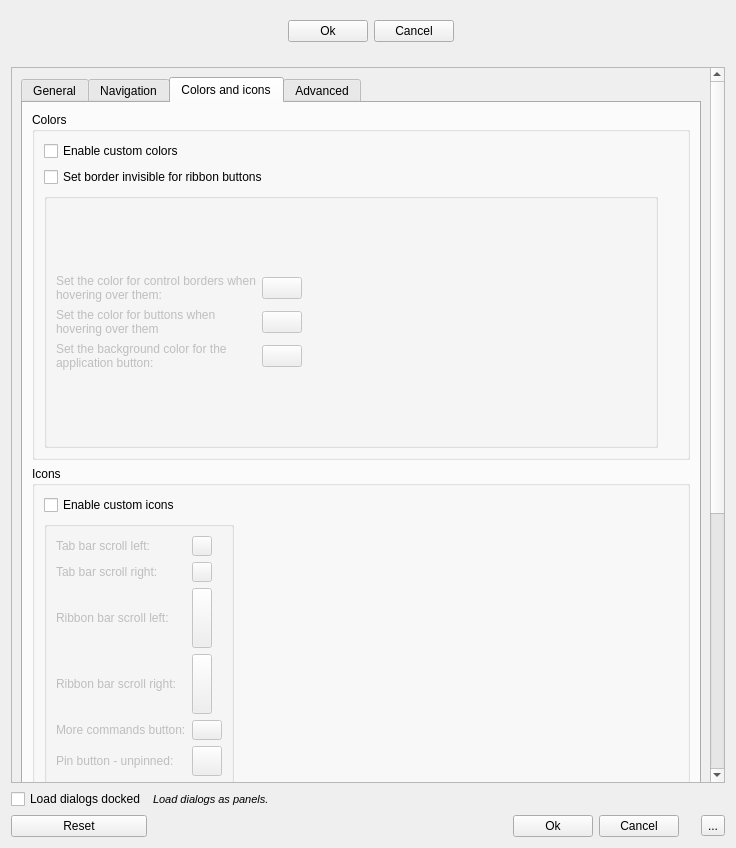
APEbbers/FreeCAD-Ribbon, file Resources/ui/Settings.ui: the form before one commit.
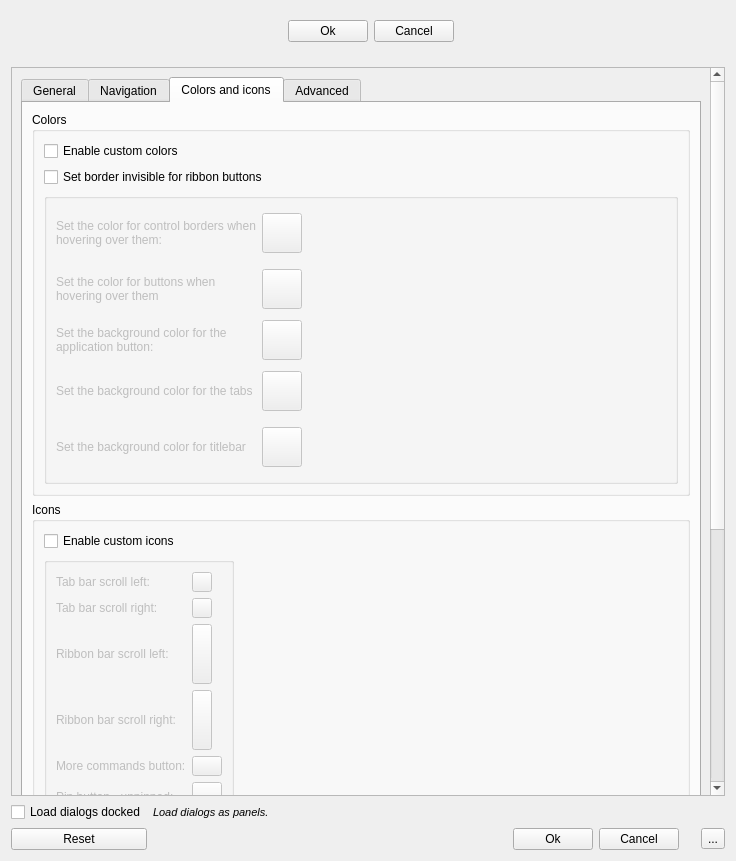
The form after the commit. The open tabs and pages were chosen to show the change. Custom widgets are drawn as their Qt base class.

Commit message: Add extra color settings - 1

Diff of the .ui file:
```diff
--- a/Resources/ui/Settings.ui
+++ b/Resources/ui/Settings.ui
@@ -10,7 +10,7 @@
     <x>0</x>
     <y>0</y>
     <width>736</width>
-    <height>848</height>
+    <height>861</height>
    </rect>
   </property>
   <property name="sizePolicy">
@@ -76,7 +76,7 @@
             <string notr="true"/>
            </property>
            <property name="currentIndex">
-            <number>3</number>
+            <number>2</number>
            </property>
            <property name="elideMode">
             <enum>Qt::TextElideMode::ElideRight</enum>
@@ -1774,26 +1774,6 @@
                 <string>Icons</string>
                </property>
                <layout class="QGridLayout" name="gridLayout_23">
-                <item row="0" column="0">
-                 <widget class="QCheckBox" name="CustomIcons">
-                  <property name="text">
-                   <string>Enable custom icons</string>
-                  </property>
-                 </widget>
-                </item>
-                <item row="1" column="1">
-                 <spacer name="horizontalSpacer_6">
-                  <property name="orientation">
-                   <enum>Qt::Orientation::Horizontal</enum>
-                  </property>
-                  <property name="sizeHint" stdset="0">
-                   <size>
-                    <width>40</width>
-                    <height>20</height>
-                   </size>
-                  </property>
-                 </spacer>
-                </item>
                 <item row="1" column="0">
                  <widget class="QGroupBox" name="IconS">
                   <property name="enabled">
@@ -2055,6 +2035,26 @@
                   </layout>
                  </widget>
                 </item>
+                <item row="0" column="0">
+                 <widget class="QCheckBox" name="CustomIcons">
+                  <property name="text">
+                   <string>Enable custom icons</string>
+                  </property>
+                 </widget>
+                </item>
+                <item row="1" column="1">
+                 <spacer name="horizontalSpacer_6">
+                  <property name="orientation">
+                   <enum>Qt::Orientation::Horizontal</enum>
+                  </property>
+                  <property name="sizeHint" stdset="0">
+                   <size>
+                    <width>40</width>
+                    <height>20</height>
+                   </size>
+                  </property>
+                 </spacer>
+                </item>
                </layout>
               </widget>
              </item>
@@ -2063,6 +2063,9 @@
                <property name="orientation">
                 <enum>Qt::Orientation::Vertical</enum>
                </property>
+               <property name="sizeType">
+                <enum>QSizePolicy::Policy::Expanding</enum>
+               </property>
                <property name="sizeHint" stdset="0">
                 <size>
                  <width>20</width>
@@ -2073,6 +2076,12 @@
              </item>
              <item row="0" column="0">
               <widget class="QGroupBox" name="groupBox_8">
+               <property name="sizePolicy">
+                <sizepolicy hsizetype="Expanding" vsizetype="Preferred">
+                 <horstretch>0</horstretch>
+                 <verstretch>0</verstretch>
+                </sizepolicy>
+               </property>
                <property name="title">
                 <string>Colors</string>
                </property>
@@ -2084,59 +2093,33 @@
                   </property>
                  </widget>
                 </item>
+                <item row="1" column="0">
+                 <widget class="QCheckBox" name="BorderTransparant">
+                  <property name="text">
+                   <string>Set border invisible for ribbon buttons</string>
+                  </property>
+                 </widget>
+                </item>
                 <item row="2" column="0">
                  <widget class="QGroupBox" name="ColorS">
                   <property name="enabled">
                    <bool>false</bool>
                   </property>
-                  <layout class="QGridLayout" name="gridLayout_35" rowminimumheight="0">
+                  <property name="sizePolicy">
+                   <sizepolicy hsizetype="Preferred" vsizetype="Preferred">
+                    <horstretch>0</horstretch>
+                    <verstretch>0</verstretch>
+                   </sizepolicy>
+                  </property>
+                  <layout class="QGridLayout" name="gridLayout_35">
                    <item row="0" column="0">
                     <layout class="QGridLayout" name="gridLayout_20">
-                     <property name="verticalSpacing">
-                      <number>6</number>
-                     </property>
-                     <item row="2" column="1" colspan="2">
-                      <widget class="Gui::ColorButton" name="Color_Background_App">
-                       <property name="text">
-                        <string notr="true"/>
-                       </property>
-                      </widget>
-                     </item>
-                     <item row="1" column="0">
-                      <widget class="QLabel" name="label_30">
-                       <property name="minimumSize">
-                        <size>
-                         <width>200</width>
-                         <height>0</height>
-                        </size>
-                       </property>
-                       <property name="maximumSize">
-                        <size>
-                         <width>200</width>
-                         <height>16777215</height>
-                        </size>
-                       </property>
-                       <property name="text">
-                        <string>Set the color for buttons when hovering over them</string>
-                       </property>
-                       <property name="wordWrap">
-                        <bool>true</bool>
-                       </property>
-                      </widget>
-                     </item>
-                     <item row="0" column="1" colspan="2">
-                      <widget class="Gui::ColorButton" name="Color_Borders">
-                       <property name="text">
-                        <string notr="true"/>
-                       </property>
-                      </widget>
-                     </item>
                      <item row="0" column="0">
                       <widget class="QLabel" name="label_6">
                        <property name="minimumSize">
                         <size>
                          <width>200</width>
-                         <height>0</height>
+                         <height>50</height>
                         </size>
                        </property>
                        <property name="maximumSize">
@@ -2153,6 +2136,72 @@
                        </property>
                       </widget>
                      </item>
+                     <item row="0" column="1">
+                      <widget class="Gui::ColorButton" name="Color_Borders">
+                       <property name="sizePolicy">
+                        <sizepolicy hsizetype="Fixed" vsizetype="Fixed">
+                         <horstretch>0</horstretch>
+                         <verstretch>0</verstretch>
+                        </sizepolicy>
+                       </property>
+                       <property name="minimumSize">
+                        <size>
+                         <width>20</width>
+                         <height>40</height>
+                        </size>
+                       </property>
+                       <property name="text">
+                        <string notr="true"/>
+                       </property>
+                       <property name="allowTransparency">
+                        <bool>true</bool>
+                       </property>
+                      </widget>
+                     </item>
+                     <item row="1" column="0">
+                      <widget class="QLabel" name="label_30">
+                       <property name="minimumSize">
+                        <size>
+                         <width>200</width>
+                         <height>50</height>
+                        </size>
+                       </property>
+                       <property name="maximumSize">
+                        <size>
+                         <width>200</width>
+                         <height>16777215</height>
+                        </size>
+                       </property>
+                       <property name="text">
+                        <string>Set the color for buttons when hovering over them</string>
+                       </property>
+                       <property name="wordWrap">
+                        <bool>true</bool>
+                       </property>
+                      </widget>
+                     </item>
+                     <item row="1" column="1">
+                      <widget class="Gui::ColorButton" name="Color_Background_Hover">
+                       <property name="sizePolicy">
+                        <sizepolicy hsizetype="Fixed" vsizetype="Fixed">
+                         <horstretch>0</horstretch>
+                         <verstretch>0</verstretch>
+                        </sizepolicy>
+                       </property>
+                       <property name="minimumSize">
+                        <size>
+                         <width>20</width>
+                         <height>40</height>
+                        </size>
+                       </property>
+                       <property name="text">
+                        <string notr="true"/>
+                       </property>
+                       <property name="allowTransparency">
+                        <bool>true</bool>
+                       </property>
+                      </widget>
+                     </item>
                      <item row="2" column="0">
                       <widget class="QLabel" name="label_9">
                        <property name="minimumSize">
@@ -2175,16 +2224,95 @@
                        </property>
                       </widget>
                      </item>
-                     <item row="1" column="1" colspan="2">
-                      <widget class="Gui::ColorButton" name="Color_Background_Hover">
+                     <item row="2" column="1">
+                      <widget class="Gui::ColorButton" name="Color_Background_App">
+                       <property name="sizePolicy">
+                        <sizepolicy hsizetype="Fixed" vsizetype="Fixed">
+                         <horstretch>0</horstretch>
+                         <verstretch>0</verstretch>
+                        </sizepolicy>
+                       </property>
+                       <property name="minimumSize">
+                        <size>
+                         <width>20</width>
+                         <height>40</height>
+                        </size>
+                       </property>
                        <property name="text">
                         <string notr="true"/>
                        </property>
+                       <property name="allowTransparency">
+                        <bool>true</bool>
+                       </property>
+                      </widget>
+                     </item>
+                     <item row="3" column="0">
+                      <widget class="QLabel" name="label_46">
+                       <property name="minimumSize">
+                        <size>
+                         <width>0</width>
+                         <height>50</height>
+                        </size>
+                       </property>
+                       <property name="text">
+                        <string>Set the background color for the tabs</string>
+                       </property>
+                      </widget>
+                     </item>
+                     <item row="3" column="1">
+                      <widget class="Gui::ColorButton" name="Color_Background_Tabs">
+                       <property name="sizePolicy">
+                        <sizepolicy hsizetype="Fixed" vsizetype="Fixed">
+                         <horstretch>0</horstretch>
+                         <verstretch>0</verstretch>
+                        </sizepolicy>
+                       </property>
+                       <property name="minimumSize">
+                        <size>
+                         <width>20</width>
+                         <height>40</height>
+                        </size>
+                       </property>
+                       <property name="allowTransparency">
+                        <bool>true</bool>
+                       </property>
+                      </widget>
+                     </item>
+                     <item row="4" column="0">
+                      <widget class="QLabel" name="label_47">
+                       <property name="minimumSize">
+                        <size>
+                         <width>0</width>
+                         <height>50</height>
+                        </size>
+                       </property>
+                       <property name="text">
+                        <string>Set the background color for titlebar</string>
+                       </property>
+                      </widget>
+                     </item>
+                     <item row="4" column="1">
+                      <widget class="Gui::ColorButton" name="Color_Background_TitleBar">
+                       <property name="sizePolicy">
+                        <sizepolicy hsizetype="Fixed" vsizetype="Fixed">
+                         <horstretch>0</horstretch>
+                         <verstretch>0</verstretch>
+                        </sizepolicy>
+                       </property>
+                       <property name="minimumSize">
+                        <size>
+                         <width>20</width>
+                         <height>40</height>
+                        </size>
+                       </property>
+                       <property name="allowTransparency">
+                        <bool>true</bool>
+                       </property>
                       </widget>
                      </item>
                     </layout>
                    </item>
-                   <item row="0" column="2">
+                   <item row="0" column="1">
                     <spacer name="horizontalSpacer_5">
                      <property name="orientation">
                       <enum>Qt::Orientation::Horizontal</enum>
@@ -2200,26 +2328,6 @@
                   </layout>
                  </widget>
                 </item>
-                <item row="2" column="1">
-                 <spacer name="verticalSpacer_4">
-                  <property name="orientation">
-                   <enum>Qt::Orientation::Vertical</enum>
-                  </property>
-                  <property name="sizeHint" stdset="0">
-                   <size>
-                    <width>20</width>
-                    <height>40</height>
-                   </size>
-                  </property>
-                 </spacer>
-                </item>
-                <item row="1" column="0">
-                 <widget class="QCheckBox" name="BorderTransparant">
-                  <property name="text">
-                   <string>Set border invisible for ribbon buttons</string>
-                  </property>
-                 </widget>
-                </item>
                </layout>
               </widget>
              </item>
```
The commit also changes 4 other files.
